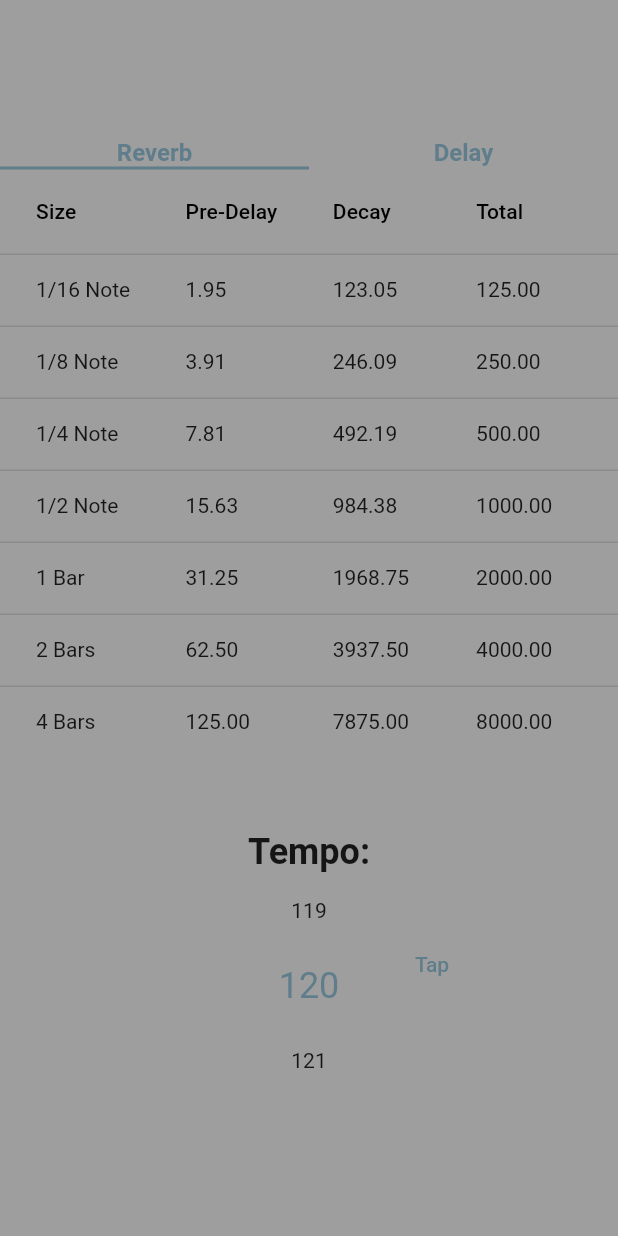
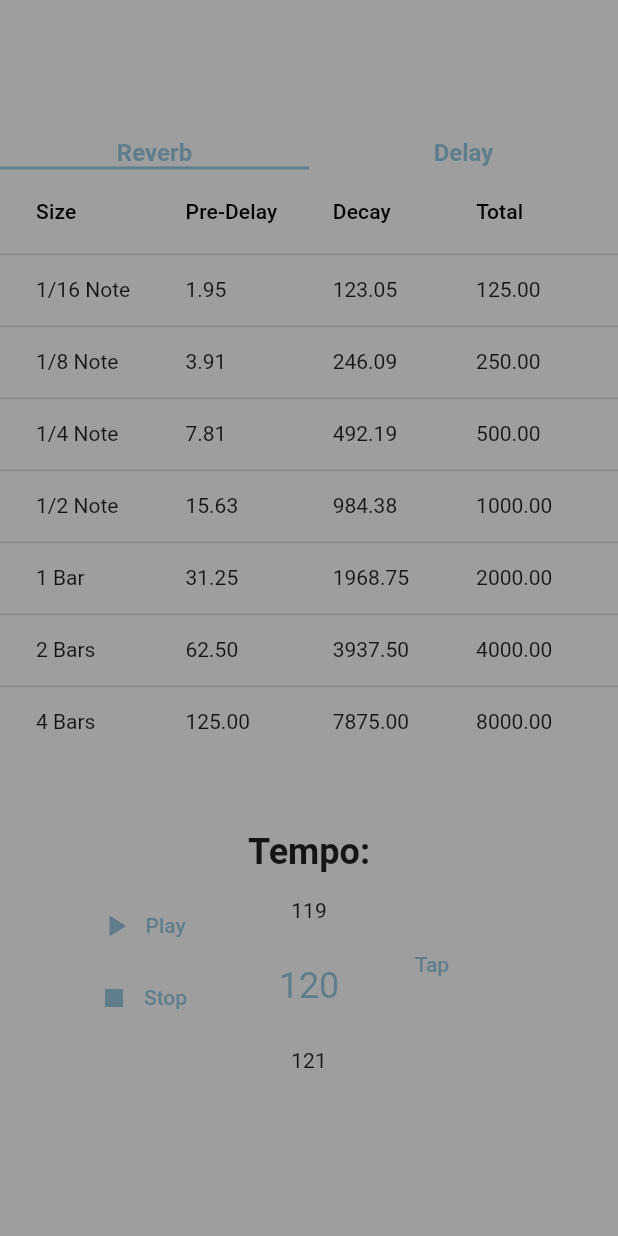
Before and after one commit to maniutin/reverb_calculator, a Flutter app: the screen it shows after launch, on a phone screen of 412 x 824 dp. Run offline on Flutter 3.47's test engine with Material 2 defaults, Android fonts, the phone set to English and light mode, and no system bars; drawn by our look-alikes of numberpicker; our stand-ins replace audioplayers, shared_preferences; missing offline and left inert: reliable_interval_timer.

Commit message:
include metronome in the updated layout

```diff
--- a/lib/main.dart
+++ b/lib/main.dart
@@ -79,7 +79,8 @@ class _MyHomePageState extends State<MyHomePage> {
             Row(
               mainAxisSize: MainAxisSize.min,
               children: [
-                SizedBox(width: 100),
+                Metronome(),
+                // SizedBox(width: 100),
                 TempoSelector(),
                 TapTempo(),
               ],
@@ -462,7 +463,6 @@ class TapTempo extends StatelessWidget {
               },
               child: Text('Tap'),
             ),
-            // Metronome()
           ],
         ));
   }
@@ -533,7 +533,7 @@ class MetronomeState extends State<Metronome> {
         child: Row(
           mainAxisSize: MainAxisSize.min,
           children: [
-            Row(
+            Column(
               children: [
                 TextButton.icon(
                   onPressed: () async {
```
